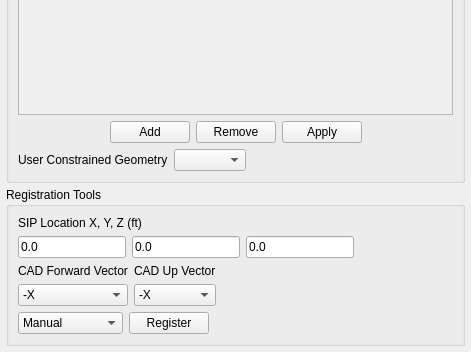
This is share/examples/dynamic_vehicle_sim_tool/UserInterface/qtVersion/DynamicVehicleSimTool_UIDialog.ui in multitudinous/ve-suite as Qt 5 draws it before an edit; both pictures show x 0 to 471 and y 247 to 599 of the 471 by 599 pixel window. The edited form follows.
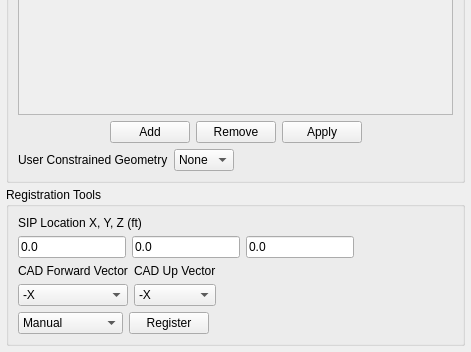
This is the edited form.

```diff
--- a/share/examples/dynamic_vehicle_sim_tool/UserInterface/qtVersion/DynamicVehicleSimTool_UIDialog.ui
+++ b/share/examples/dynamic_vehicle_sim_tool/UserInterface/qtVersion/DynamicVehicleSimTool_UIDialog.ui
@@ -223,7 +223,13 @@
          </widget>
         </item>
         <item>
-         <widget class="QComboBox" name="m_userConstrainedGeometrySelector"/>
+         <widget class="QComboBox" name="m_userConstrainedGeometrySelector">
+          <item>
+           <property name="text">
+            <string>None</string>
+           </property>
+          </item>
+         </widget>
         </item>
         <item>
          <spacer name="horizontalSpacer_4">
```
